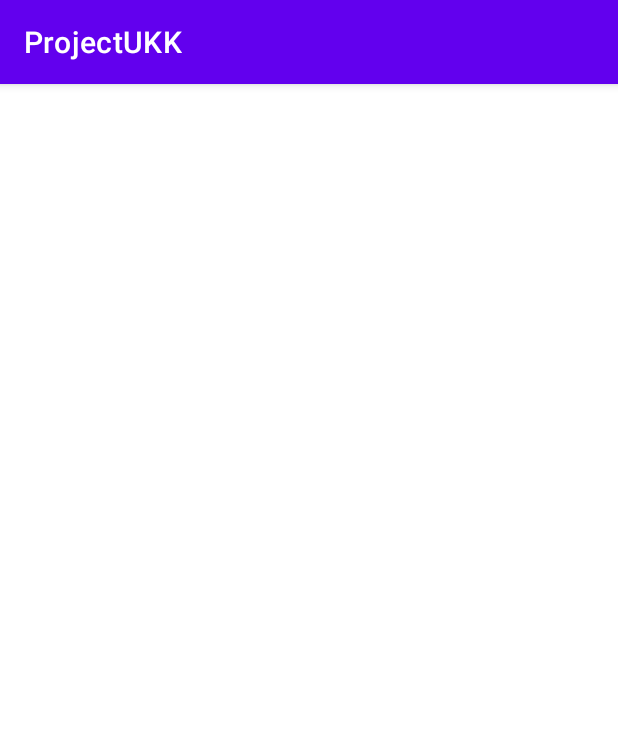
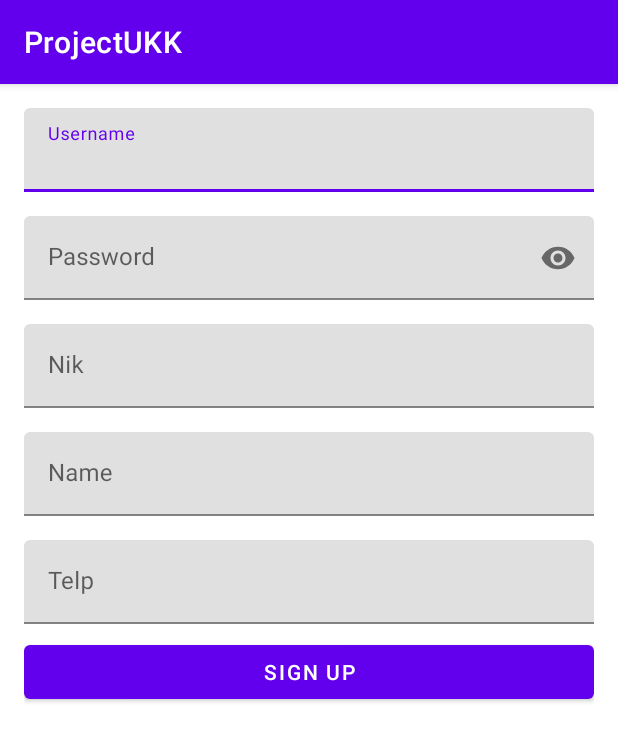
Before and after one commit to komangss/ProjectUKK, an Android app: the RegisterActivity screen opened directly, with no data from a screen before it, on a phone screen of 412 x 824 dp. Shown: the top 741 px of the screen. Run offline under Robolectric (Android 15) with nearby library versions, the phone set to English and light mode, and no system bars.

Commit message:
update register layout

```diff
--- a/app/src/main/res/layout/activity_register.xml
+++ b/app/src/main/res/layout/activity_register.xml
@@ -4,6 +4,99 @@
     xmlns:tools="http://schemas.android.com/tools"
     android:layout_width="match_parent"
     android:layout_height="match_parent"
+    android:padding="16dp"
     tools:context=".ui.auth.RegisterActivity">
 
+    <com.google.android.material.textfield.TextInputLayout
+        android:id="@+id/til_activity_register_username"
+        android:layout_width="match_parent"
+        android:layout_height="wrap_content"
+        android:hint="Username"
+        app:layout_constraintEnd_toEndOf="parent"
+        app:layout_constraintStart_toStartOf="parent"
+        app:layout_constraintTop_toTopOf="parent">
+
+        <com.google.android.material.textfield.TextInputEditText
+            android:id="@+id/tiet_activity_register_username"
+            android:layout_width="match_parent"
+            android:layout_height="wrap_content" />
+    </com.google.android.material.textfield.TextInputLayout>
+
+    <com.google.android.material.textfield.TextInputLayout
+        android:id="@+id/til_activity_register_password"
+        android:layout_width="match_parent"
+        android:layout_height="wrap_content"
+        android:layout_marginTop="16dp"
+        android:hint="Password"
+        app:passwordToggleEnabled="true"
+        app:layout_constraintEnd_toEndOf="parent"
+        app:layout_constraintStart_toStartOf="parent"
+        app:layout_constraintTop_toBottomOf="@+id/til_activity_register_username">
+
+        <com.google.android.material.textfield.TextInputEditText
+            android:id="@+id/tiet_activity_register_password"
+            android:layout_width="match_parent"
+            android:inputType="textPassword"
+            android:layout_height="wrap_content" />
+    </com.google.android.material.textfield.TextInputLayout>
+
+    <com.google.android.material.textfield.TextInputLayout
+        android:id="@+id/til_activity_register_nik"
+        android:layout_width="match_parent"
+        android:layout_height="wrap_content"
+        android:layout_marginTop="16dp"
+        android:hint="Nik"
+        app:layout_constraintEnd_toEndOf="parent"
+        app:layout_constraintStart_toStartOf="parent"
+        app:layout_constraintTop_toBottomOf="@+id/til_activity_register_password">
+
+        <com.google.android.material.textfield.TextInputEditText
+            android:id="@+id/tiet_activity_register_nik"
+            android:layout_width="match_parent"
+            android:layout_height="wrap_content" />
+    </com.google.android.material.textfield.TextInputLayout>
+
+    <com.google.android.material.textfield.TextInputLayout
+        android:id="@+id/til_activity_register_name"
+        android:layout_width="match_parent"
+        android:layout_height="wrap_content"
+        android:layout_marginTop="16dp"
+        android:hint="Name"
+        app:layout_constraintEnd_toEndOf="parent"
+        app:layout_constraintStart_toStartOf="parent"
+        app:layout_constraintTop_toBottomOf="@+id/til_activity_register_nik">
+
+        <com.google.android.material.textfield.TextInputEditText
+            android:id="@+id/tiet_activity_register_name"
+            android:layout_width="match_parent"
+            android:layout_height="wrap_content" />
+    </com.google.android.material.textfield.TextInputLayout>
+
+    <com.google.android.material.textfield.TextInputLayout
+        android:id="@+id/til_activity_register_telp"
+        android:layout_width="match_parent"
+        android:layout_height="wrap_content"
+        android:layout_marginTop="16dp"
+        android:hint="Telp"
+        app:layout_constraintEnd_toEndOf="parent"
+        app:layout_constraintStart_toStartOf="parent"
+        app:layout_constraintTop_toBottomOf="@+id/til_activity_register_name">
+
+        <com.google.android.material.textfield.TextInputEditText
+            android:id="@+id/tiet_activity_register_telp"
+            android:layout_width="match_parent"
+            android:inputType="phone"
+            android:layout_height="wrap_content" />
+    </com.google.android.material.textfield.TextInputLayout>
+
+    <Button
+        android:id="@+id/btn_activity_register_sign_up"
+        android:layout_width="match_parent"
+        android:layout_height="wrap_content"
+        android:layout_marginTop="8dp"
+        android:text="Sign Up"
+        app:layout_constraintEnd_toEndOf="parent"
+        app:layout_constraintStart_toStartOf="parent"
+        app:layout_constraintTop_toBottomOf="@+id/til_activity_register_telp" />
+
 </androidx.constraintlayout.widget.ConstraintLayout>
```
